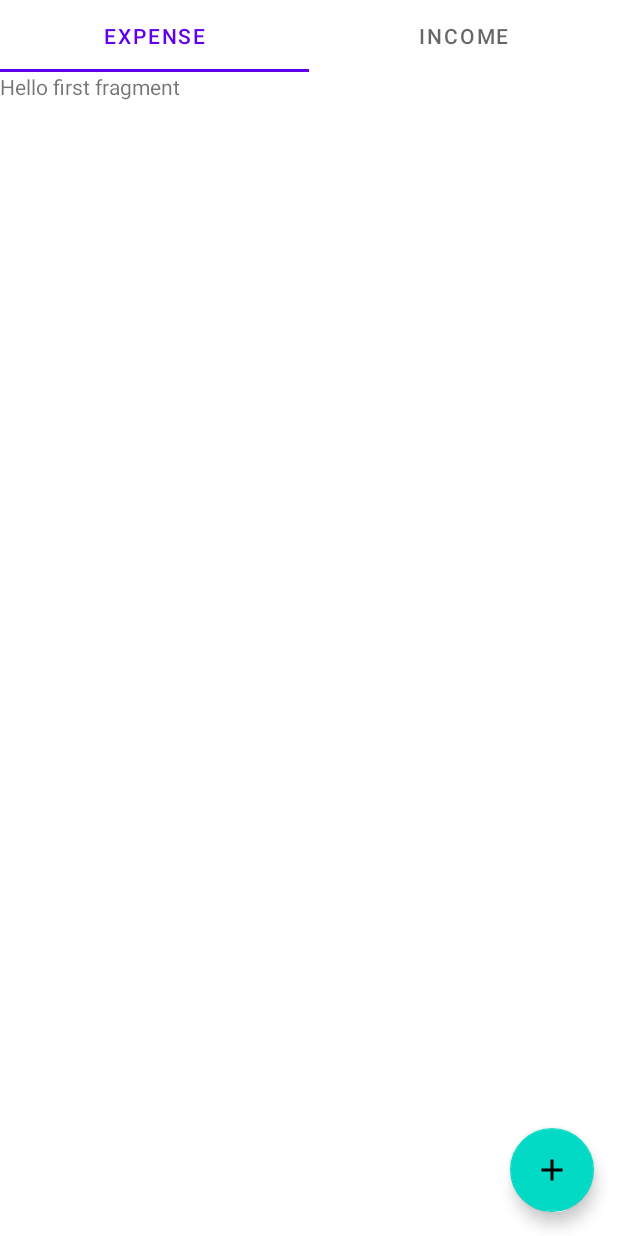
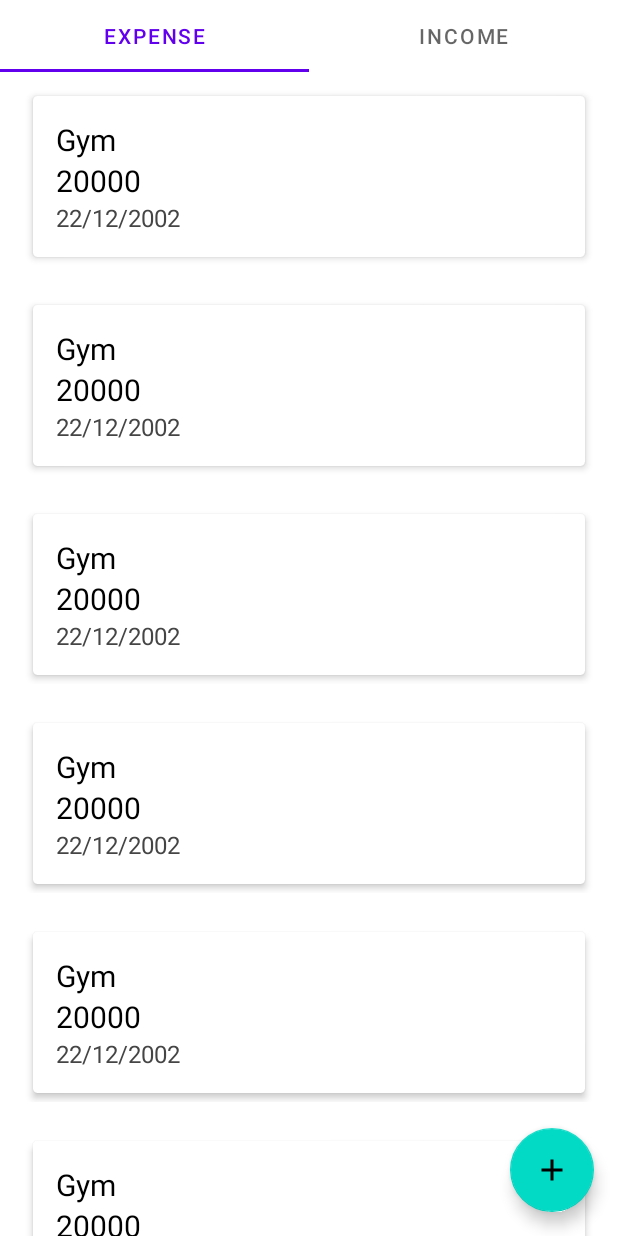
Before and after one commit to qTronor/My_money_moment, an Android app: the screen it shows after launch (MainActivity), on a phone screen of 412 x 824 dp. Run offline under Robolectric (Android 15) with nearby library versions, the phone set to English and light mode, and no system bars.

Commit message:
Added Recycler View

```diff
--- /dev/null
+++ b/app/src/main/java/com/example/my_mone_moment/Adapter.java
@@ -0,0 +1,60 @@
+package com.example.my_mone_moment;
+
+import android.view.LayoutInflater;
+import android.view.View;
+import android.view.ViewGroup;
+import android.widget.TextView;
+
+import androidx.recyclerview.widget.RecyclerView;
+
+import java.util.ArrayList;
+
+public class Adapter extends RecyclerView.Adapter<Adapter.MyViewHolder> {
+    private ArrayList<Operation> oplist;
+
+    public Adapter(ArrayList<Operation> oplist) {
+        this.oplist = oplist;
+    }
+
+    // This method creates a new ViewHolder object for each item in the RecyclerView
+    @Override
+    public MyViewHolder onCreateViewHolder(ViewGroup parent, int viewType) {
+        // Inflate the layout for each item and return a new ViewHolder object
+        View itemView = LayoutInflater.from(parent.getContext()).inflate(R.layout.items_list, parent, false);
+        return new MyViewHolder(itemView);
+    }
+
+    // This method returns the total
+    // number of items in the data set
+    @Override
+    public int getItemCount() {
+        return oplist.size();
+    }
+
+    // This method binds the data to the ViewHolder object
+    // for each item in the RecyclerView
+    @Override
+    public void onBindViewHolder(MyViewHolder holder, int position) {
+        Operation currentOp = oplist.get(position);
+        holder.name.setText(currentOp.getName());
+        holder.value.setText(currentOp.getValue());
+        holder.date.setText(currentOp.getDate());
+
+    }
+
+    // This class defines the ViewHolder object for each item in the RecyclerView
+    public static class MyViewHolder extends RecyclerView.ViewHolder {
+        private TextView name;
+        private TextView value;
+
+        private TextView date;
+
+        public MyViewHolder(View itemView) {
+            super(itemView);
+            name = itemView.findViewById(R.id.tvName);
+            value = itemView.findViewById(R.id.tvValue);
+            date = itemView.findViewById(R.id.tvDate);
+
+        }
+    }
+}
--- /dev/null
+++ b/app/src/main/java/com/example/my_mone_moment/Constants.java
@@ -0,0 +1,42 @@
+package com.example.my_mone_moment;
+import java.util.ArrayList;
+
+public class Constants {
+    // ArrayList and return the ArrayList
+    public static ArrayList<Operation> getOperationData()
+    {
+        // create an ArrayList of type Employee class
+        ArrayList<Operation> opList
+                = new ArrayList<Operation>();
+        Operation op1 = new Operation("Gym",
+                "20000", "22/12/2002");
+        opList.add(op1);
+
+        Operation op2 = new Operation("Grocery",
+                "3000", "22/12/2002");
+        opList.add(op1);
+        Operation op3 = new Operation("Gym",
+                "20000", "22/12/2002");
+        opList.add(op1);
+
+        Operation op4 = new Operation("Grocery",
+                "3000", "22/12/2002");
+        opList.add(op1);
+
+        Operation op5 = new Operation("Gym",
+                "20000", "22/12/2002");
+        opList.add(op1);
+
+        Operation op6 = new Operation("Grocery",
+                "3000", "22/12/2002");
+
+        Operation op7 = new Operation("Gym",
+                "20000", "22/12/2002");
+        opList.add(op1);
+
+        Operation op8 = new Operation("Grocery",
+                "3000", "22/12/2002");
+
+        return opList;
+    }
+}
--- a/app/src/main/java/com/example/my_mone_moment/Fragment1.java
+++ b/app/src/main/java/com/example/my_mone_moment/Fragment1.java
@@ -1,22 +1,25 @@
 package com.example.my_mone_moment;
 
 import android.os.Bundle;
-import android.view.Gravity;
 import android.view.LayoutInflater;
 import android.view.View;
 import android.view.ViewGroup;
-import android.widget.Toast;
 
 import androidx.annotation.NonNull;
 import androidx.annotation.Nullable;
 import androidx.fragment.app.Fragment;
+import androidx.recyclerview.widget.LinearLayoutManager;
+import androidx.recyclerview.widget.RecyclerView;
 
 import com.google.android.material.floatingactionbutton.FloatingActionButton;
 import com.google.android.material.snackbar.Snackbar;
 
+import java.util.ArrayList;
+
 public class Fragment1 extends Fragment {
 
     boolean isRotateFloatBtn = false;
+
     @Nullable
     @Override
     public View onCreateView(@NonNull LayoutInflater inflater, @Nullable ViewGroup container, @Nullable Bundle savedInstanceState) {
@@ -28,8 +31,28 @@ public class Fragment1 extends Fragment {
             isRotateFloatBtn = ViewAnimation.rotateFab(view1, !isRotateFloatBtn);
             Snackbar.make(view1, "Fragment1", Snackbar.LENGTH_LONG)
                    .setAction("Action", null).show();
-
         });
         return view;
     }
+    @Override
+    public void onViewCreated(@NonNull View view, @Nullable Bundle savedInstanceState)
+    {
+        super.onViewCreated(view, savedInstanceState);
+        // getting the opList
+        ArrayList<Operation> opList
+                = Constants.getOperationData();
+        // Assign opList to ItemAdapter
+        Adapter itemAdapter = new Adapter(opList);
+        // Set the LayoutManager that
+        // this RecyclerView will use.
+        RecyclerView recyclerView
+                = view.findViewById(R.id.recycleView);
+        recyclerView.setLayoutManager(
+                new LinearLayoutManager(getContext()));
+        // adapter instance is set to the
+        // recyclerview to inflate the items.
+        recyclerView.setAdapter(itemAdapter);
+    }
+
+
 }
--- a/app/src/main/java/com/example/my_mone_moment/Operation.java
+++ b/app/src/main/java/com/example/my_mone_moment/Operation.java
@@ -1,13 +1,15 @@
 package com.example.my_mone_moment;
 
-public class Operation {
+import java.io.Serializable;
+
+public class Operation implements Serializable {
     private String name;
-    private int value;
-    private int date;
+    private String value;
+    private String date;
 
     private int iconResource;
 
-    public Operation(String name, int value, int date) {
+    public Operation(String name, String value, String date) {
         this.name = name;
         this.value = value;
         this.date = date;
@@ -17,22 +19,22 @@ public class Operation {
         return name;
     }
 
-    public int getValue() {
+    public String getValue() {
         return value;
     }
 
-    public int getDate() {
+    public String getDate() {
         return date;
     }
     public int getIconResource() {
         return iconResource;
     }
 
-    public void setValue(int value) {
+    public void setValue(String value) {
         this.value = value;
     }
 
-    public void setDate(int date) {
+    public void setDate(String date) {
         this.date = date;
     }
 
--- a/app/src/main/res/layout/fragment_first.xml
+++ b/app/src/main/res/layout/fragment_first.xml
@@ -7,17 +7,19 @@
     android:layout_height="match_parent"
     tools:context=".Fragment1">
 
-    <TextView
-        android:id="@+id/textview_first"
-        android:layout_width="wrap_content"
-        android:layout_height="wrap_content"
-        android:text="@string/hello_first_fragment"
-        app:layout_constraintBottom_toBottomOf="parent"
-        app:layout_constraintEnd_toEndOf="parent"
-        app:layout_constraintHorizontal_bias="0.498"
-        app:layout_constraintStart_toStartOf="parent"
-        app:layout_constraintTop_toTopOf="parent"
-        app:layout_constraintVertical_bias="0.286" />
+    <LinearLayout
+        android:orientation="vertical"
+        android:layout_width="match_parent"
+        android:layout_height="match_parent">
+
+        <!--RecyclerView-->
+        <androidx.recyclerview.widget.RecyclerView
+            android:id="@+id/recycleView"
+            android:layout_width="match_parent"
+            android:layout_height="match_parent"
+            tools:listitem="@layout/items_list"/>
+
+    </LinearLayout>
 
     <com.google.android.material.floatingactionbutton.FloatingActionButton
         android:id="@+id/floatingActionButton1"
@@ -29,4 +31,6 @@
         android:contentDescription="@string/addnewexpfloatbtn"/>
 
 
+
+
 </androidx.coordinatorlayout.widget.CoordinatorLayout>
--- /dev/null
+++ b/app/src/main/res/layout/items_list.xml
@@ -0,0 +1,66 @@
+<?xml version="1.0" encoding="utf-8"?>
+<!--LinearLayout orientation horizontal -->
+<LinearLayout
+    xmlns:android="http://schemas.android.com/apk/res/android"
+    xmlns:tools="http://schemas.android.com/tools"
+    xmlns:app="http://schemas.android.com/apk/res-auto"
+    android:id="@+id/llMain"
+    android:layout_width="match_parent"
+    android:layout_height="wrap_content"
+    android:gravity="center_vertical"
+    android:orientation="horizontal"
+    android:padding="10dp">
+
+    <!--TextView for displaying Name -->
+    <androidx.cardview.widget.CardView
+        android:layout_width="match_parent"
+        android:layout_height="wrap_content"
+        android:layout_marginStart="8dp"
+        android:layout_marginEnd="8dp"
+        android:background="@color/white"
+        android:foreground="?attr/selectableItemBackground"
+        app:cardCornerRadius="3dp"
+        app:cardElevation="3dp"
+        app:cardUseCompatPadding="true">
+
+        <!--LinearLayout orientation Vertical -->
+        <LinearLayout
+            android:layout_width="match_parent"
+            android:layout_height="wrap_content"
+            android:padding="15dp"
+            android:orientation="vertical">
+
+            <!--TextView for displaying Name -->
+            <TextView
+                android:id="@+id/tvName"
+                android:layout_width="wrap_content"
+                android:layout_height="wrap_content"
+                android:textColor="@android:color/black"
+                android:textSize="20sp"
+                tools:text="Name" />
+
+            <!--TextView for displaying Value -->
+            <TextView
+                android:id="@+id/tvValue"
+                android:layout_width="339dp"
+                android:layout_height="wrap_content"
+                android:textColor="@android:color/black"
+                android:textSize="20sp"
+                tools:text="Value" />
+
+            <!--TextView for displaying Date -->
+
+            <TextView
+                android:id="@+id/tvDate"
+                android:layout_width="match_parent"
+                android:layout_height="wrap_content"
+                android:layout_weight="1"
+                android:textColor="#454545"
+                android:textSize="16sp"
+                tools:text="Date" />
+
+        </LinearLayout>
+
+    </androidx.cardview.widget.CardView>
+
+</LinearLayout>
--- a/app/src/main/res/layout/list_item.xml
+++ /dev/null
@@ -1,7 +0,0 @@
-<?xml version="1.0" encoding="utf-8"?>
-<androidx.constraintlayout.widget.ConstraintLayout xmlns:android="http://schemas.android.com/apk/res/android"
-    xmlns:app="http://schemas.android.com/apk/res-auto"
-    android:layout_width="match_parent"
-    android:layout_height="match_parent">
-
-</androidx.constraintlayout.widget.ConstraintLayout>
```
